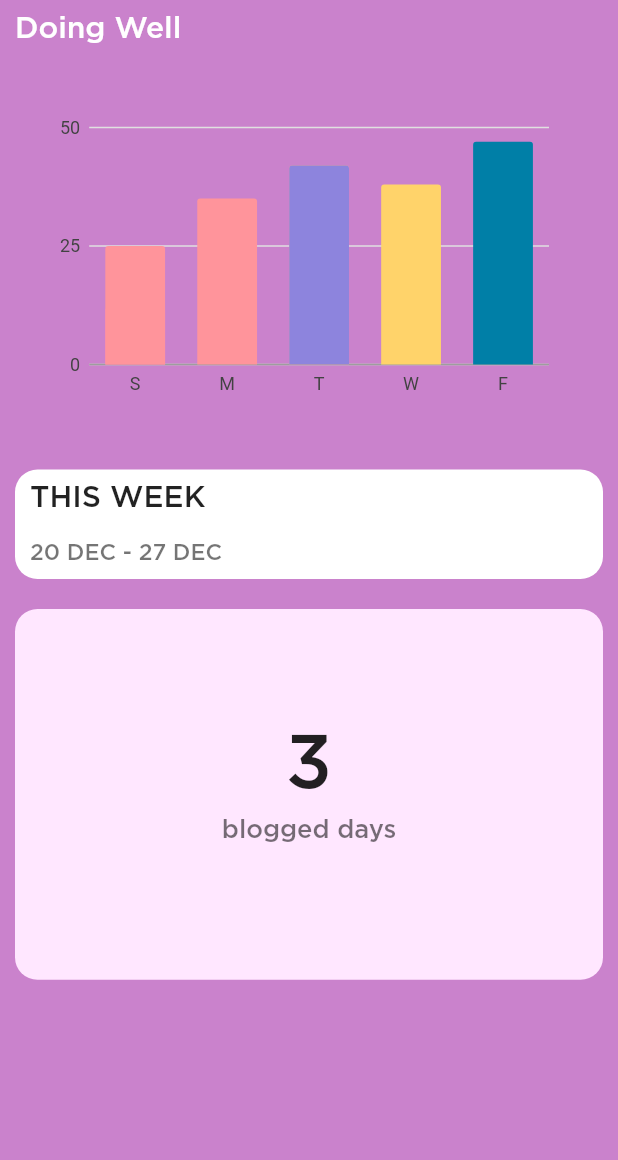
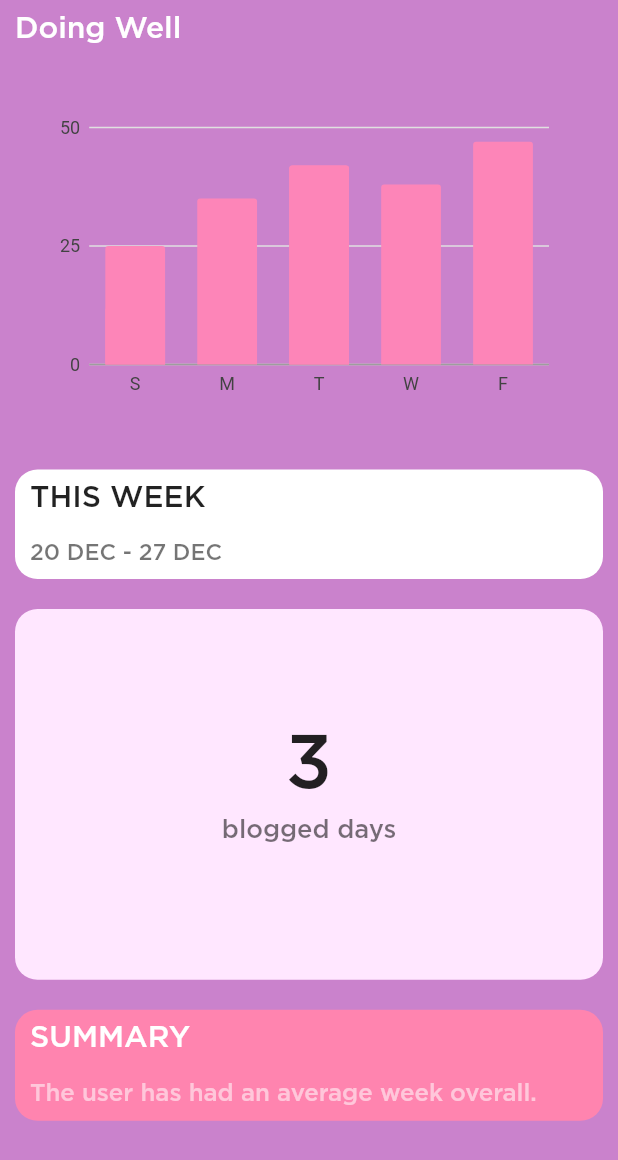
Before and after one commit to ameysunu/dohack, a Flutter app: the Week screen opened directly, on a phone screen of 412 x 824 dp. Shown: the top 1160 px of the screen. Run offline on Flutter 3.47's test engine with Material 2 defaults, Android fonts, the phone set to English and light mode, and no system bars; our stand-ins replace charts_flutter, cloud_firestore, firebase_auth, firebase_core, flutter_slidable, google_sign_in and 2 more; missing offline and left inert: google_speech, sound_stream; accounts and stored records are empty; project files that could hold a hidden picture were left out.

Commit message:
touch up

```diff
--- a/lib/pages/weekly.dart
+++ b/lib/pages/weekly.dart
@@ -22,12 +22,12 @@ class _WeekState extends State<Week> {
   Widget build(BuildContext context) {
     var data = [
       ClicksPerYear('S', 12, HexColor('#FD85B8')),
-      ClicksPerYear('M', 35, HexColor('#FF949B')),
-      ClicksPerYear('T', 42, HexColor('#FFB07D')),
-      ClicksPerYear('W', 38, HexColor('#FFD36A')),
-      ClicksPerYear('T', 42, HexColor('#8D84DD')),
-      ClicksPerYear('F', 47, HexColor('#007FA7')),
-      ClicksPerYear('S', 25, HexColor('#FF949B')),
+      ClicksPerYear('M', 35, HexColor('#FD85B8')),
+      ClicksPerYear('T', 42, HexColor('#FD85B8')),
+      ClicksPerYear('W', 38, HexColor('#FD85B8')),
+      ClicksPerYear('T', 42, HexColor('#FD85B8')),
+      ClicksPerYear('F', 47, HexColor('#FD85B8')),
+      ClicksPerYear('S', 25, HexColor('#FD85B8')),
     ];
 
     var series = [
@@ -139,6 +139,41 @@ class _WeekState extends State<Week> {
                     ),
                   ),
                 ),
+                Padding(
+                  padding: const EdgeInsets.all(10.0),
+                  child: Container(
+                    width: MediaQuery.of(context).size.height * 1,
+                    decoration: BoxDecoration(
+                      borderRadius: BorderRadius.circular(15),
+                      color: HexColor('#FF84AF'),
+                    ),
+                    child: Column(
+                      crossAxisAlignment: CrossAxisAlignment.start,
+                      children: [
+                        Padding(
+                          padding: const EdgeInsets.all(10.0),
+                          child: Text(
+                            "Summary".toUpperCase(),
+                            style: TextStyle(
+                                fontFamily: 'Gotham',
+                                color: Colors.white,
+                                fontSize: 20),
+                          ),
+                        ),
+                        Padding(
+                          padding: const EdgeInsets.all(10.0),
+                          child: Text(
+                            "The user has had an average week overall.",
+                            style: TextStyle(
+                                fontFamily: 'Gotham',
+                                color: Colors.white54,
+                                fontSize: 16),
+                          ),
+                        ),
+                      ],
+                    ),
+                  ),
+                ),
               ],
             ),
           ),
```
